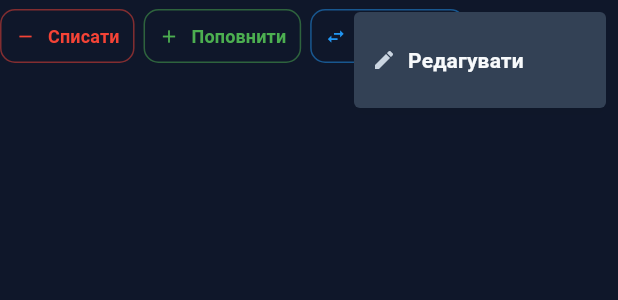
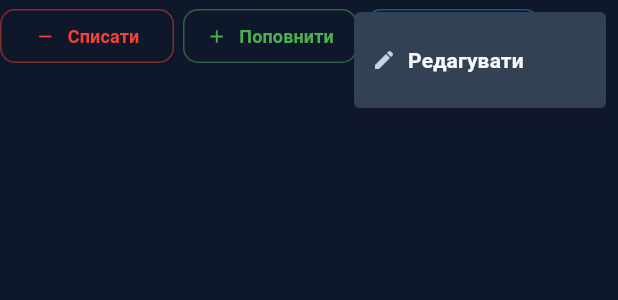
Before and after one commit to Chikanut/iTACS, a Flutter app: the _ActionRow widget shown alone on an empty page, opened directly with empty values, after a tap on the "more vert" icon, on a phone screen of 412 x 824 dp. Shown: the top 300 px of the screen. Run offline on Flutter 3.47's test engine with Material 3 defaults, Android fonts, the phone set to English and light mode, and no system bars; our stand-ins replace cloud_firestore, cloud_functions, firebase_auth, firebase_core, firebase_messaging, flutter_local_notifications and 6 more; missing offline and left inert: excel, file_selector; accounts and stored records are empty.

Commit message:
UPD: Instruments UI tweeks;

```diff
--- a/lib/pages/tools_page/embedded/material_journals/material_journal_page.dart
+++ b/lib/pages/tools_page/embedded/material_journals/material_journal_page.dart
@@ -765,34 +765,42 @@ class _ActionRow extends StatelessWidget {
     return Row(
       children: [
         if (!isNonConsumable) ...[
-          _ActionBtn(
+          Expanded(
+            child: _ActionBtn(
               icon: Icons.remove,
               label: 'Списати',
               color: Colors.red,
               onTap: onWriteOff,
             ),
+          ),
           const SizedBox(width: 6),
-          _ActionBtn(
+          Expanded(
+            child: _ActionBtn(
               icon: Icons.add,
               label: 'Поповнити',
               color: Colors.green,
               onTap: onReplenish,
             ),
+          ),
           const SizedBox(width: 6),
-          _ActionBtn(
+          Expanded(
+            child: _ActionBtn(
               icon: Icons.swap_horiz,
               label: 'Перенести',
               color: Colors.blue,
               onTap: onTransfer,
             ),
+          ),
         ] else
-          _ActionBtn(
+          Expanded(
+            child: _ActionBtn(
               icon: Icons.build,
               label: 'Стан',
               color: Colors.orange,
               onTap: onCondition,
             ),
-        const Spacer(),
+          ),
+        const SizedBox(width: 4),
         PopupMenuButton<String>(
           icon: const Icon(Icons.more_vert, size: 20),
           iconSize: 20,
```
Also changed, not shown: lib/pages/tools_page/embedded/contacts_tool_page.dart (+78 -0 lines). Lines whose indentation alone changed are shown as unchanged.
